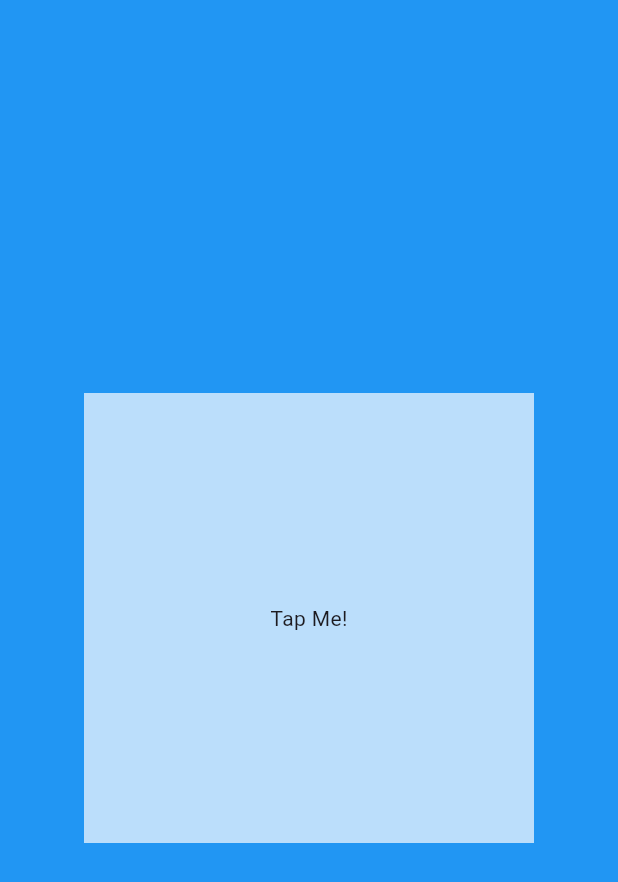
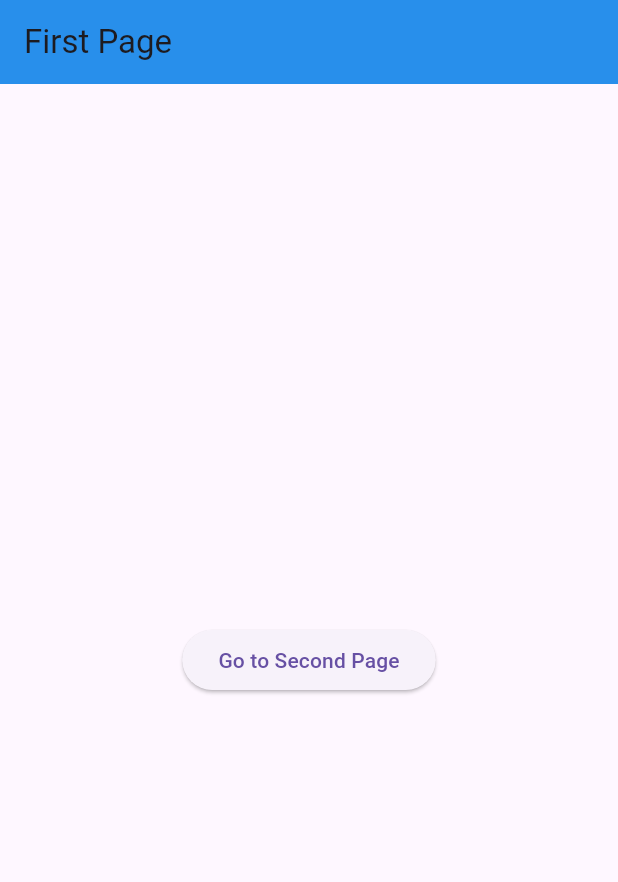
Before and after one commit to Ketan-K17/flutter_tutorial, a Flutter app: the screen it shows after launch, on a phone screen of 412 x 824 dp. Shown: the top 882 px of the screen. Run offline on Flutter 3.47's test engine with Material 3 defaults, Android fonts, the light colour scheme and no system bars.

Commit message:
Basic Navigation: navigating between different pages on the app with button pressing.

```diff
--- a/lib/main.dart
+++ b/lib/main.dart
@@ -1,40 +1,17 @@
 // ignore_for_file: prefer_const_constructors_in_immutables
 
 import 'package:flutter/material.dart';
+import 'package:wallpaper_ai/pages/first_page.dart';
 
 void main() {
   runApp(MyApp());
 }
 
 class MyApp extends StatelessWidget {
-  MyApp({super.key});
-
-  // functions/methods
-  void UserTapped() {
-    print("Tap");
-  }
+  const MyApp({super.key});
 
   @override
   Widget build(BuildContext context) {
-    return MaterialApp(
-      debugShowCheckedModeBanner: false,
-      home: Scaffold(
-        backgroundColor: Colors.blue,
-        body: Center(
-          // put a gesture detector on any widget to make it responsive to your touch.
-          child: GestureDetector(
-            onTap: UserTapped,
-            child: Container(
-              height: 300,
-              width: 300,
-              color: Colors.blue[100],
-              child: Center(child: Text("Tap Me!")),
-            ),
-          ),
-        ),
-      ),
-    );
+    return MaterialApp(debugShowCheckedModeBanner: false, home: FirstPage());
   }
 }
-
-// PRO TIP: go to a container, press cmd + . to get the lightbulb menu. Super handy.
--- /dev/null
+++ b/lib/pages/first_page.dart
@@ -0,0 +1,29 @@
+import 'package:flutter/material.dart';
+import 'package:wallpaper_ai/pages/second_page.dart';
+
+class FirstPage extends StatelessWidget {
+  const FirstPage({super.key});
+
+  @override
+  Widget build(BuildContext context) {
+    return Scaffold(
+      appBar: AppBar(
+        title: Text("First Page"),
+        backgroundColor: Colors.blue,
+        elevation: 5.0,
+      ),
+      body: Center(
+        child: ElevatedButton(
+          onPressed: () {
+            // you need this syntax when going from one page to the another.
+            Navigator.push(
+              context,
+              MaterialPageRoute(builder: (context) => SecondPage()),
+            );
+          },
+          child: Text("Go to Second Page"),
+        ),
+      ),
+    );
+  }
+}
```
Also changed, not shown: lib/pages/second_page.dart (added, +17 -0 lines).
